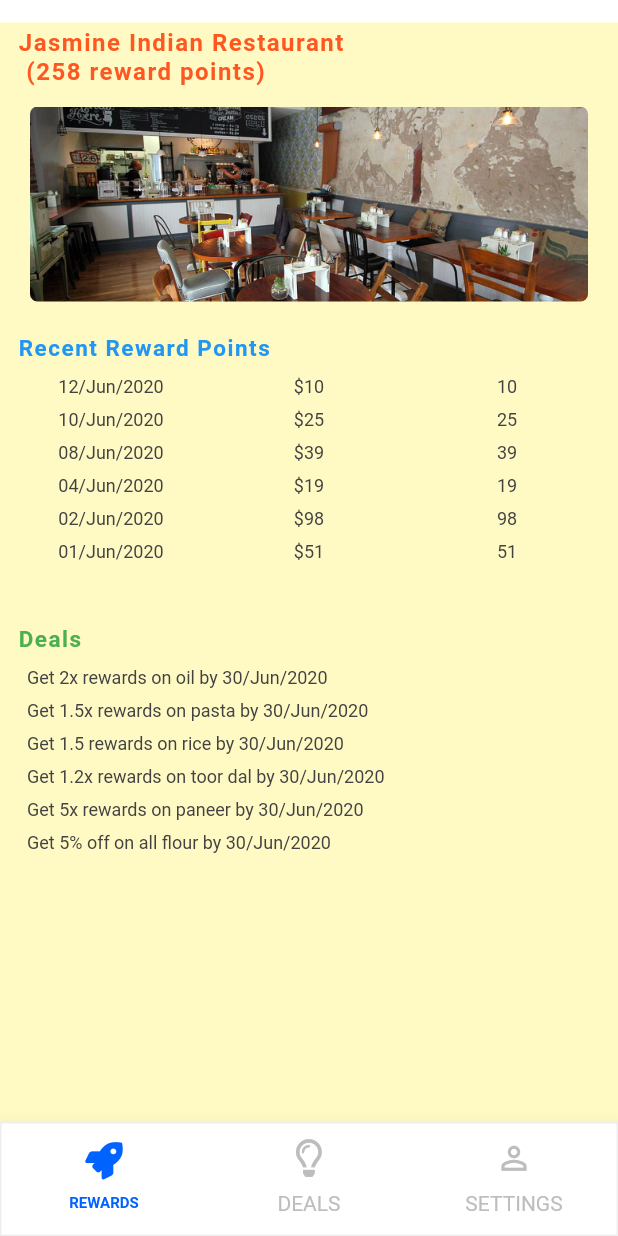
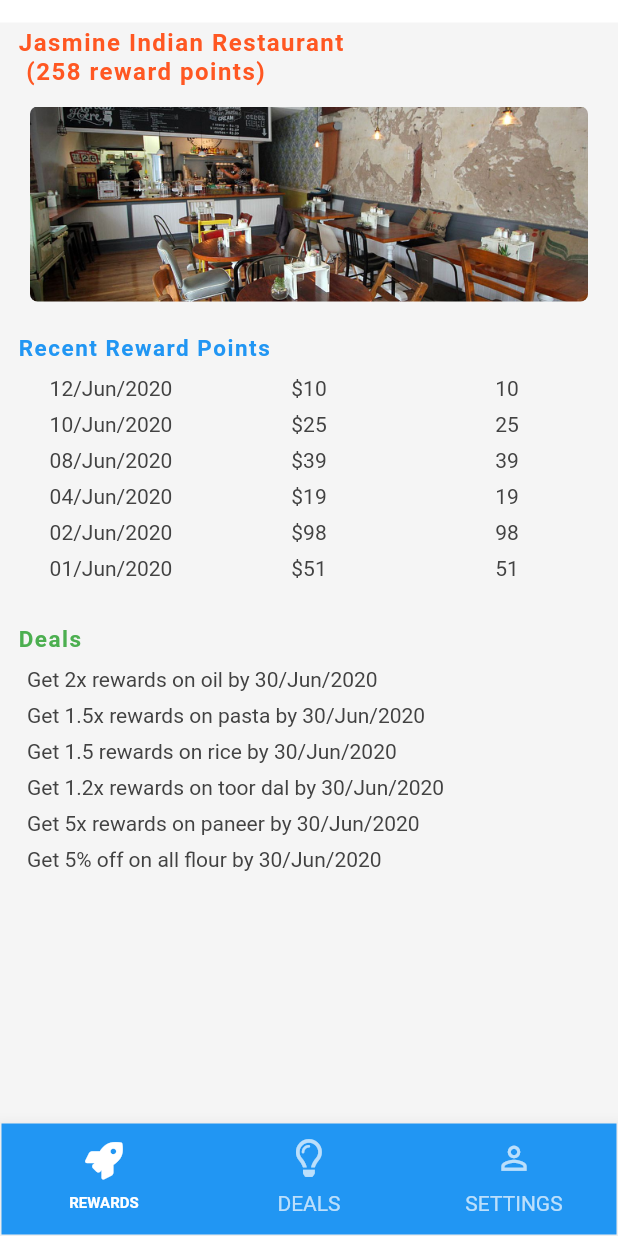
Before and after one commit to JessNah/GrowLocal, a Flutter app: the HomeScreen screen opened directly, after a tap on an icon or button, on a phone screen of 412 x 824 dp. Run offline on Flutter 3.47's test engine with Material 2 defaults, Android fonts, the phone set to English and light mode, and no system bars; our stand-ins replace charts_flutter, font_awesome_flutter, page_transition; missing offline and left inert: flutter_gradients; Roboto replaces fonts that are missing (Roboto Mono).

Commit message:
UI updates

```diff
--- a/flutterclient/lib/main.dart
+++ b/flutterclient/lib/main.dart
@@ -22,6 +22,10 @@
         // Notice that the counter didn't reset back to zero; the application
         // is not restarted.
         primarySwatch: Colors.blue,
+        primaryColor: Colors.blue[500],
+        accentColor: Colors.orange[900],
+
+
         // This makes the visual density adapt to the platform that you run
         // the app on. For desktop platforms, the controls will be smaller and
         // closer together (more dense) than on mobile platforms.
--- a/flutterclient/lib/models/category.dart
+++ b/flutterclient/lib/models/category.dart
@@ -41,22 +41,22 @@
     ],
     r: [
       Deals(
-        dealData: "Get 2x rewards on oil by 30/Jun/2020",
+        dealData: "Get 2x rewards on chicken biryani by 30/Jun/2020",
       ),
       Deals(
-        dealData: "Get 1.5x rewards on pasta by 30/Jun/2020",
+        dealData: "Get 1.5x rewards on noodles by 30/Jun/2020",
       ),
       Deals(
-        dealData: "Get 1.5 rewards on rice by 30/Jun/2020",
+        dealData: "Get 1.5 rewards on butter chicken by 30/Jun/2020",
       ),
       Deals(
-        dealData: "Get 1.2x rewards on toor dal by 30/Jun/2020",
+        dealData: "Get 1.2x rewards on paneer curry by 30/Jun/2020",
       ),
       Deals(
-        dealData: "Get 5x rewards on paneer by 30/Jun/2020",
+        dealData: "Get 5x rewards on mixed veg by 30/Jun/2020",
       ),
       Deals(
-        dealData: "Get 5% off on all flour by 30/Jun/2020",
+        dealData: "Get 5% off on all veg pakoda by 30/Jun/2020",
       )
     ]
   ),
@@ -129,7 +129,16 @@
   ),
   Deals(
     dealData: "Get 5% off on all flour by 30/Jun/2020",
-  )
+  ),
+        Deals(
+          dealData: "Rice running out of stock, Refill inventory asap",
+        ),
+        Deals(
+          dealData: "Oil running out of stock, Refill inventory",
+        ),
+        Deals(
+          dealData: "Pasta in high demand, Get more inventory",
+        )
 ],
       r: [
         Deals(
@@ -139,7 +148,7 @@
           dealData: "Get 1.5x rewards on pasta by 30/Jun/2020",
         ),
         Deals(
-          dealData: "Get 1.5 rewards on rice by 30/Jun/2020",
+          dealData: "Get 2.5x rewards on rice by 30/Jun/2020",
         ),
         Deals(
           dealData: "Get 1.2x rewards on toor dal by 30/Jun/2020",
@@ -179,22 +188,22 @@
       ],
       r: [
         Deals(
-          dealData: "Get 2x rewards on oil by 30/Jun/2020",
+          dealData: "Get 2x rewards on noodles by 30/Jun/2020",
         ),
         Deals(
-          dealData: "Get 1.5x rewards on pasta by 30/Jun/2020",
+          dealData: "Get 1.5x rewards on green curry by 30/Jun/2020",
         ),
         Deals(
-          dealData: "Get 1.5 rewards on rice by 30/Jun/2020",
+          dealData: "Get 2.5x rewards on red curry by 30/Jun/2020",
         ),
         Deals(
-          dealData: "Get 1.2x rewards on toor dal by 30/Jun/2020",
+          dealData: "Get 1.2x rewards on basil noodles by 30/Jun/2020",
         ),
         Deals(
-          dealData: "Get 5x rewards on paneer by 30/Jun/2020",
+          dealData: "Get 5x rewards on fried rice by 30/Jun/2020",
         ),
         Deals(
-          dealData: "Get 5% off on all flour by 30/Jun/2020",
+          dealData: "Get 5% off on lunch  by 30/Jun/2020",
         )
       ]
   ),
@@ -225,22 +234,22 @@
       ],
       r: [
         Deals(
-          dealData: "Get 2x rewards on oil by 30/Jun/2020",
+          dealData: "Get 2x rewards on bbq pizza by 30/Jun/2020",
         ),
         Deals(
-          dealData: "Get 1.5x rewards on pasta by 30/Jun/2020",
+          dealData: "Get 1.5x rewards on veg pizza by 30/Jun/2020",
         ),
         Deals(
-          dealData: "Get 1.5 rewards on rice by 30/Jun/2020",
+          dealData: "Get 2x rewards on pasta by 30/Jun/2020",
         ),
         Deals(
-          dealData: "Get 1.2x rewards on toor dal by 30/Jun/2020",
+          dealData: "Get 1.2x rewards on mushroom pizza by 30/Jun/2020",
         ),
         Deals(
-          dealData: "Get 5x rewards on paneer by 30/Jun/2020",
+          dealData: "Get 5x rewards on ham pizza by 30/Jun/2020",
         ),
         Deals(
-          dealData: "Get 5% off on all flour by 30/Jun/2020",
+          dealData: "Get 5% off on all chicken supreme by 30/Jun/2020",
         )
       ]
   ),
@@ -271,22 +280,22 @@
       ],
       r: [
         Deals(
-          dealData: "Get 2x rewards on oil by 30/Jun/2020",
+          dealData: "Get 2x rewards on salad by 30/Jun/2020",
         ),
         Deals(
-          dealData: "Get 1.5x rewards on pasta by 30/Jun/2020",
+          dealData: "Get 1.5x rewards on soup by 30/Jun/2020",
         ),
         Deals(
-          dealData: "Get 1.5 rewards on rice by 30/Jun/2020",
+          dealData: "Get 1.5 rewards on mix veg curry by 30/Jun/2020",
         ),
         Deals(
-          dealData: "Get 1.2x rewards on toor dal by 30/Jun/2020",
+          dealData: "Get 1.2x rewards on beans curry by 30/Jun/2020",
         ),
         Deals(
-          dealData: "Get 5x rewards on paneer by 30/Jun/2020",
+          dealData: "Get 5x rewards on paneer curry by 30/Jun/2020",
         ),
         Deals(
-          dealData: "Get 5% off on all flour by 30/Jun/2020",
+          dealData: "Get 5% off on all early bird dinner (5:30-6:30pm) by 30/Jun/2020",
         )
       ]
   )
--- a/flutterclient/lib/screens/business_analytical_screen.dart
+++ b/flutterclient/lib/screens/business_analytical_screen.dart
@@ -52,10 +52,11 @@
     topSubmissions = [];
   }*/
 
-  Widget chartContainer = Column(
+  /*Widget chartContainer = Column(
     mainAxisAlignment: MainAxisAlignment.center,
     //children: [Text('Chart Viewer')],
-  );
+  );*/
+  Widget chartContainer = SimpleBarChart.withSampleData();
 
   @override
   Widget build(BuildContext context) {
--- a/flutterclient/lib/screens/business_explore_screen.dart
+++ b/flutterclient/lib/screens/business_explore_screen.dart
@@ -372,7 +372,7 @@
                         itemBuilder: (BuildContext context, int index){
                           BusinessData business = businesses[index];
                           return InkWell(
-                            onTap: () => setSearchAndToggle( business.customerName),
+                    //        onTap: () => setSearchAndToggle( business.customerName),
                             child: Container(
                                 width: 170,
                                 margin: index == 0 ? EdgeInsets.only(right: 16, top: 4, bottom: 4) : EdgeInsets.only(right: 16, top: 4, bottom: 4),
@@ -390,28 +390,6 @@
                                 child: Stack(
                                   /*  crossAxisAlignment: CrossAxisAlignment.start,*/
                                   children: <Widget>[
-/*                                    Expanded(
-                                      child: Container(
-                                        width: double.infinity,
-                                        child: ClipRRect(
-                                          borderRadius: BorderRadius.only(topLeft: Radius.circular(5), topRight: Radius.circular(5), bottomRight: Radius.circular(5), bottomLeft: Radius.circular(5)),
-                                            child: Image(
-                                              image: AssetImage(category.imageUrl),
-                                              fit: BoxFit.cover,
-                                            ),
-                                        )
-                                      )
-                                    ),*/
-                                    /* Container(
-                                        width: double.infinity,
-                                        child: ClipRRect(
-                                          borderRadius: BorderRadius.only(topLeft: Radius.circular(5), topRight: Radius.circular(5), bottomRight: Radius.circular(5), bottomLeft: Radius.circular(5)),
-                                          child: Image(
-                                            image: AssetImage(category.imageUrl),
-                                            fit: BoxFit.cover,
-                                          ),
-                                        )
-                                     ),*/
                                     Container(
                                       width:double.infinity,
                                      // padding: EdgeInsets.symmetric(horizontal: 8, vertical: 4),
--- a/flutterclient/lib/screens/explore_deals_screen.dart
+++ b/flutterclient/lib/screens/explore_deals_screen.dart
@@ -334,7 +334,7 @@
   Container buildCategoryWidget() {
     return Container(
                 height: 600,
-                color: Colors.yellow[100], //TODO: Or Colors.black12
+                color: Colors.grey[100], //TODO: Or Colors.black12
                 padding: EdgeInsets.only(top: 32, bottom: 32, left: 16),
                 child: Column(
                   crossAxisAlignment: CrossAxisAlignment.start,
--- a/flutterclient/lib/screens/explore_screen.dart
+++ b/flutterclient/lib/screens/explore_screen.dart
@@ -9,6 +9,7 @@
 import 'package:flutterclient/utilities/constants.dart';
 import 'package:flutterclient/utilities/utility_helper.dart';
 import 'package:flutterclient/screens/project_summary_screen.dart';
+import 'package:flutter_gradients/flutter_gradients.dart';
 
 class ExploreScreen extends StatefulWidget {
   @override
@@ -334,24 +335,36 @@
     return Container(
                 height: 600,
 
-                color: Colors.yellow[100], //TODO: Or Colors.black12
-                padding: EdgeInsets.only(top: 32, bottom: 32, left: 16),
+                color: Colors.grey[100], //TODO: Or Colors.black12
+                padding: EdgeInsets.only(top: 32, bottom: 32, left: 16, right:16),
                 child: Column(
                   crossAxisAlignment: CrossAxisAlignment.start,
                   children: <Widget>[
+                  Row(
+                    children: [
+                      Icon(
+                      Icons.business,
+                      size: 60,
+                      color: Color(0xff0062ff),
+                ),
+                      SizedBox(width:10),
                       Text(
                           "Local businesses",
                           style: TextStyle(
-                        fontSize: 25,
+                            fontSize: 30,
                             fontWeight: FontWeight.w600,
                             letterSpacing: 1.0,
                             color: Color(0xff171717),
                           )
                       ),
+                    ],
+                  ),
+
+
                     SizedBox(height: 20,),
                     Expanded(
                       child: Container(
-                        padding: EdgeInsets.symmetric(vertical: 2),
+                        padding: EdgeInsets.symmetric(vertical: 2,horizontal:2),
                         height: double.infinity,
                         child: ListView.builder(
                           scrollDirection: Axis.vertical,
@@ -360,75 +373,24 @@
                             Category category = categories[index];
                             return InkWell(
                               onTap: () => setSearchAndToggle( category.categoryName),
-                              child: Container(
-                                width: 170,
-                                margin: index == 0 ? EdgeInsets.only(right: 16, top: 4, bottom: 4) : EdgeInsets.only(right: 16, top: 4, bottom: 4),
-                                decoration: BoxDecoration(
-                                  borderRadius: BorderRadius.circular(10),
-                                  color: Colors.white,
-                                  boxShadow: [
-                                    BoxShadow(
-                                      color: Colors.transparent, //TODO: Colors.grey[200]
-                                      offset: Offset(0.0, 4.0),
-                                      blurRadius: 4
-                                    )
-                                  ]
-                                ),
-                                child: Stack(
-                                /*  crossAxisAlignment: CrossAxisAlignment.start,*/
-                                  children: <Widget>[
-/*                                    Expanded(
-                                      child: Container(
-                                        width: double.infinity,
-                                        child: ClipRRect(
-                                          borderRadius: BorderRadius.only(topLeft: Radius.circular(5), topRight: Radius.circular(5), bottomRight: Radius.circular(5), bottomLeft: Radius.circular(5)),
-                                            child: Image(
-                                              image: AssetImage(category.imageUrl),
-                                              fit: BoxFit.cover,
-                                            ),
-                                        )
-                                      )
-                                    ),*/
-                                   /* Container(
-                                        width: double.infinity,
-                                        child: ClipRRect(
-                                          borderRadius: BorderRadius.only(topLeft: Radius.circular(5), topRight: Radius.circular(5), bottomRight: Radius.circular(5), bottomLeft: Radius.circular(5)),
-                                          child: Image(
-                                            image: AssetImage(category.imageUrl),
-                                            fit: BoxFit.cover,
-                                          ),
-                                        )
-                                    ),*/
-                                    Container(
-                                      width:double.infinity,
-                                      height: 60,
-                                      decoration: new BoxDecoration(
-                                        color: Colors.purple[200],
-                                        gradient: new LinearGradient(
-                                          colors: [Colors.lightBlue[100], Colors.lightBlue[300]],
-                                        ),
-                                      ),
-                                    ),
-                                    Container(
-                                      padding: EdgeInsets.symmetric(horizontal: 8, vertical: 4),
+                              child: Card(
+                                elevation: 3.0,
+                                 shape: RoundedRectangleBorder(side: BorderSide(width: 0.2),borderRadius: BorderRadius.circular(10)),
 
-
-                                       child: Center(
-                                          child : Text(
+                                 child : Padding(
+                                   padding: const EdgeInsets.all(8.0),
+                                   child: Text(
 
                                category.categoryName,
                                style: TextStyle(
-                                          fontSize: 16,
+                                   fontSize: 18,
                                      fontFamily: 'roboto',
                                    fontWeight: FontWeight.bold,
                                    color: Colors.blueGrey[700]
                                )
+                                ),
                                  )
 
-                                      ),
-                                    )
-                                  ],
-                                )
                                 ),
                             );
                           }
--- a/flutterclient/lib/screens/home_screens.dart
+++ b/flutterclient/lib/screens/home_screens.dart
@@ -35,7 +35,7 @@
         ),
         bottomNavigationBar: new Container(
           decoration: BoxDecoration(
-              color: Colors.white,
+              color: Colors.blue[500],
               border: Border.all(
                 color: Colors.grey[200],
                 width: 1.0,
@@ -51,12 +51,12 @@
           ),
           child: TabBar(
             controller: _tabController,
-            labelColor: Color(0xff0062ff),
+            labelColor: Colors.white,
             labelStyle: TextStyle(
               fontWeight: FontWeight.bold,
               fontSize: 10,
             ),
-            unselectedLabelColor: Colors.grey[400],
+            unselectedLabelColor: Colors.grey[150],
             unselectedLabelStyle: TextStyle(
               fontWeight: FontWeight.normal
             ),
@@ -65,6 +65,7 @@
               Tab(
                 icon: Icon(
                   FontAwesomeIcons.rocket,
+
                   size: 25,
                 ),
                 text: "REWARDS",
--- a/flutterclient/lib/screens/projects_screen.dart
+++ b/flutterclient/lib/screens/projects_screen.dart
@@ -103,7 +103,7 @@
         .width;
     return Container(
       height: 950,
-      color: Colors.yellow[100],
+      color: Colors.grey[100],
       child: Column(
           children: (searchText == "" ? submissions : ((submissions.where((i) => i.id.contains(searchText.toLowerCase()) || i.categoryName.toLowerCase().contains(searchText.toLowerCase())))))
               .map((submission) => Container(
@@ -221,7 +221,7 @@
 
                                                             tr.date,
                                                             style: TextStyle(
-                                                                fontSize: 12,
+                                                                fontSize: 14,
                                                                 fontFamily: 'roboto',
                                                                 fontWeight: FontWeight.normal,
                                                                 color: Colors.grey[800]
@@ -238,7 +238,7 @@
 
                                                           tr.amount,
                                                           style: TextStyle(
-                                                              fontSize: 12,
+                                                              fontSize: 14,
                                                               fontFamily: 'roboto',
                                                               fontWeight: FontWeight.normal,
                                                               color: Colors.grey[800]
@@ -255,7 +255,7 @@
 
                                                           tr.rewards,
                                                           style: TextStyle(
-                                                              fontSize: 12,
+                                                              fontSize: 14,
                                                               fontFamily: 'roboto',
                                                               fontWeight: FontWeight.normal,
                                                               color: Colors.grey[800]
@@ -333,7 +333,7 @@
                                             Text(
                                                       deal.dealData,
                                                       style: TextStyle(
-                                                          fontSize: 12,
+                                                          fontSize: 14,
                                                           fontFamily: 'roboto',
                                                           fontWeight: FontWeight.normal,
                                                           color: Colors.grey[800]
--- a/flutterclient/pubspec.yaml
+++ b/flutterclient/pubspec.yaml
@@ -38,6 +38,7 @@
   font_awesome_flutter: ^8.8.1
   path_provider: ^1.1.0
   intl: ^0.15.8
+  flutter_gradients: ^0.0.1
 dev_dependencies:
   flutter_test:
     sdk: flutter
```
Lines whose indentation alone changed are shown as unchanged.
